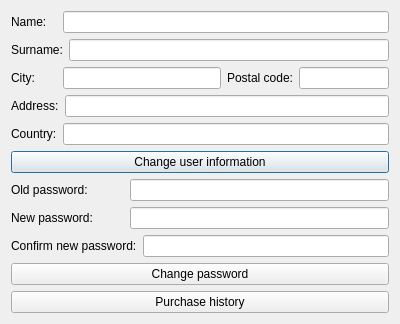
This is edituserwindow.ui in szymon27/xkomx as Qt 5 draws it before an edit. The edited form follows.
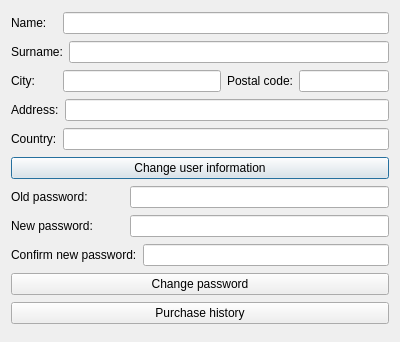
This is the edited form.

```diff
--- a/edituserwindow.ui
+++ b/edituserwindow.ui
@@ -7,7 +7,7 @@
     <x>0</x>
     <y>0</y>
     <width>400</width>
-    <height>300</height>
+    <height>342</height>
    </rect>
   </property>
   <property name="windowTitle">
```
Left out of the diff: 2 changed lines with no effect on the pictures.
